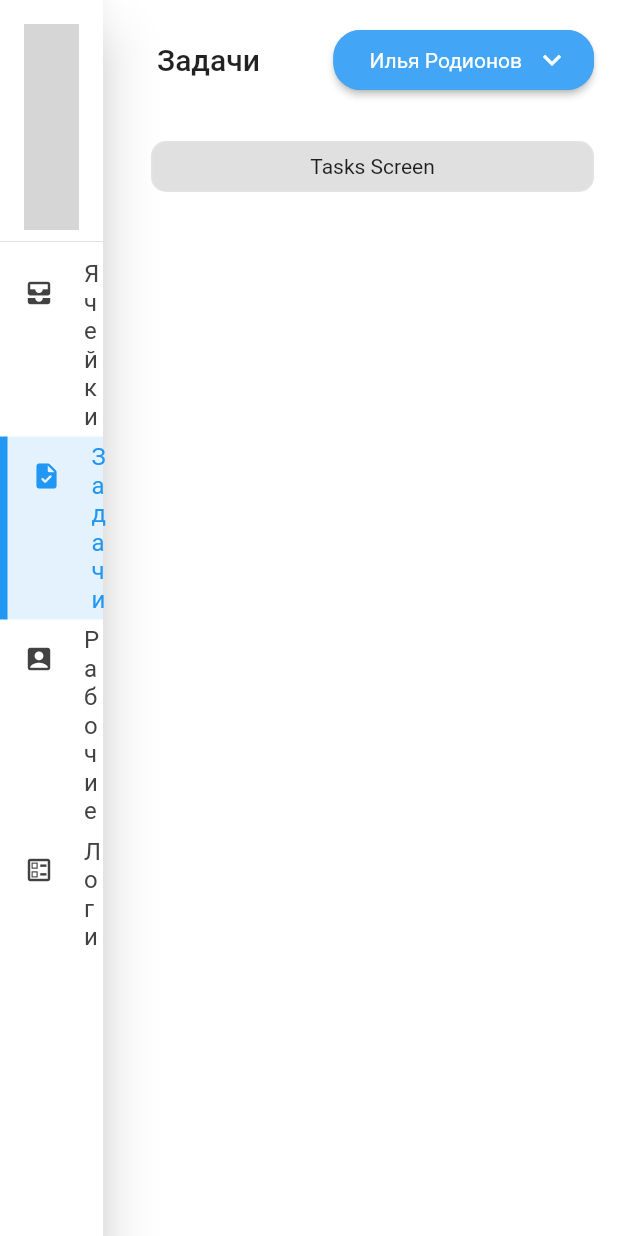
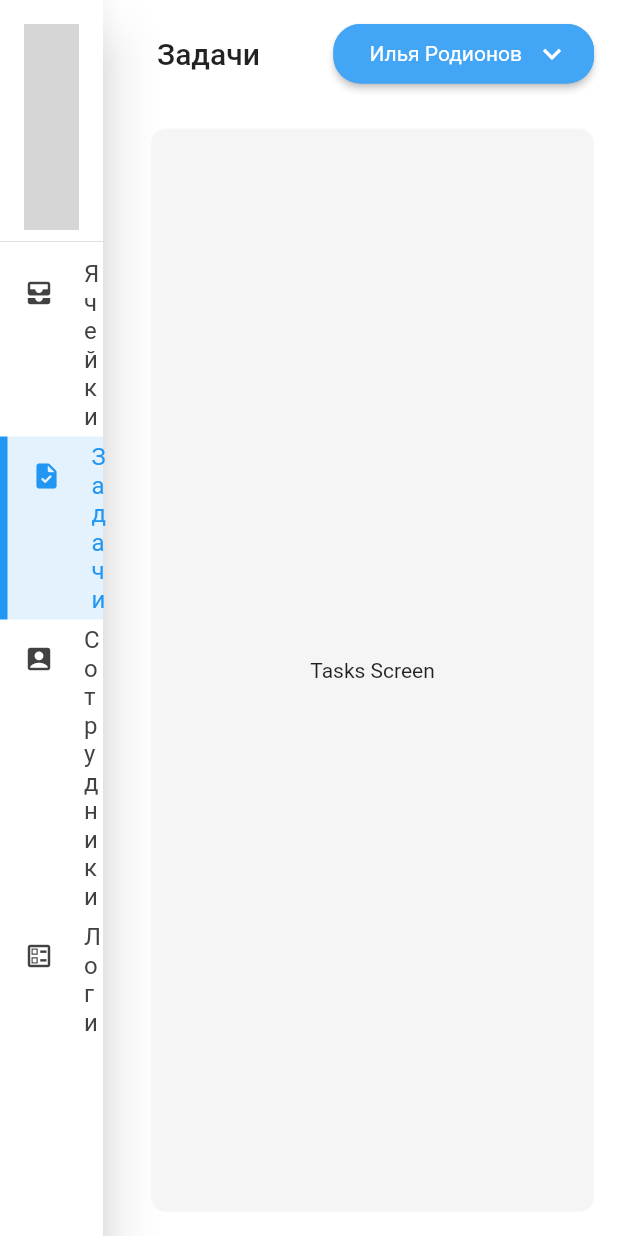
Before and after one commit to Rem-Coil-workshop/Client, a Flutter app: the screen it shows after launch, after a tap on "Задачи", on a phone screen of 412 x 824 dp. Run offline on Flutter 3.47's test engine with Material 2 defaults, Android fonts, the phone set to English and light mode, and no system bars; grey boxes are pictures that could not be loaded.

Commit message:
Добаивил попраивил расположение тела

```diff
--- a/lib/base/base_main_screen.dart
+++ b/lib/base/base_main_screen.dart
@@ -1,7 +1,7 @@
 import 'package:flutter/material.dart';
 import 'package:slot_service_app/base/widgets/header.dart';
 import 'package:slot_service_app/constants.dart';
-import 'package:slot_service_app/navigation/navigetion_widget.dart';
+import 'package:slot_service_app/navigation/navigation_widget.dart';
 
 abstract class BaseMainScreen extends StatelessWidget {
   final int screenIndex;
@@ -20,44 +20,43 @@ abstract class BaseMainScreen extends StatelessWidget {
   @override
   Widget build(BuildContext context) {
     return Scaffold(
-      drawer: NavigetionWidget(
+      drawer: NavigationWidget(
         selectedItem: screenIndex,
       ),
       body: Row(
         crossAxisAlignment: CrossAxisAlignment.start,
         children: <Widget>[
           Expanded(
-            child: NavigetionWidget(
+            child: NavigationWidget(
               selectedItem: screenIndex,
             ),
           ),
           Expanded(
             flex: 5,
-            child: SafeArea(
             child: Container(
               padding: EdgeInsets.all(defaultPadding),
               child: Column(
                 children: [
-                    Header(title: title),
-                    SizedBox(
-                      height: 30,
+                  Expanded(
+                    child: Header(title: title),
                   ),
-                    Container(
+                  Expanded(
+                    flex: 19,
+                    child: Container(
                         decoration: BoxDecoration(
-                        color: Colors.grey[300],
+                          color: Colors.grey[100],
                           borderRadius:
                               const BorderRadius.all(Radius.circular(10)),
                           border: Border.all(color: Colors.white10),
                         ),
-                      margin: EdgeInsets.only(left: defaultPadding),
+                        margin: EdgeInsets.only(left: defaultPadding, top: 30),
                         padding: EdgeInsets.symmetric(
                           horizontal: defaultPadding,
                           vertical: defaultPadding / 2,
                         ),
-                      child: getMainWidget(context),
+                        child: getMainWidget(context)),
                   ),
                 ],
-                ),
               ),
             ),
           ),
--- a/lib/navigation/navigetion_widget.dart
+++ b/lib/navigation/navigation_widget.dart
@@ -6,11 +6,11 @@ import 'package:slot_service_app/screens/employees_screen/employees_screen.dart'
 import 'package:slot_service_app/screens/logs_screen/logs_screen.dart';
 import 'package:slot_service_app/screens/tasks_screen/tasks_screen.dart';
 
-import 'models/navigetion_item_info.dart';
+import 'models/navigation_item_info.dart';
 
-class NavigetionWidget extends StatelessWidget {
+class NavigationWidget extends StatelessWidget {
   final int selectedItem;
-  static List<NavigationItemInfo> navigetionItems = [
+  static List<NavigationItemInfo> navigationItems = [
     NavigationItemInfo(
       icon: Icons.all_inbox,
       title: 'Ячейки',
@@ -23,7 +23,7 @@ class NavigetionWidget extends StatelessWidget {
     ),
     NavigationItemInfo(
       icon: Icons.account_box_rounded,
-      title: 'Рабочие',
+      title: 'Сотрудники',
       widget: EmployeesScreen(),
     ),
     NavigationItemInfo(
@@ -33,7 +33,7 @@ class NavigetionWidget extends StatelessWidget {
     ),
   ];
 
-  const NavigetionWidget({
+  const NavigationWidget({
     Key? key,
     required this.selectedItem,
   }) : super(key: key);
@@ -42,13 +42,13 @@ class NavigetionWidget extends StatelessWidget {
   Widget build(BuildContext context) {
     return Drawer(
       child: ListView.builder(
-        itemCount: navigetionItems.length + 1,
+        itemCount: navigationItems.length + 1,
         itemBuilder: (context, index) {
           if (index == 0)
             return NavigationLogoItem();
           else
             return NavigationItem(
-              item: navigetionItems[index - 1],
+              item: navigationItems[index - 1],
               isSelected: index == selectedItem,
             );
         },
--- a/lib/navigation/widgets/navigation_item.dart
+++ b/lib/navigation/widgets/navigation_item.dart
@@ -1,5 +1,5 @@
 import 'package:flutter/material.dart';
-import 'package:slot_service_app/navigation/models/navigetion_item_info.dart';
+import 'package:slot_service_app/navigation/models/navigation_item_info.dart';
 import 'package:slot_service_app/navigation/route_builder.dart';
 
 class NavigationItem extends StatelessWidget {
--- a/lib/screens/boxes_screen/boxes_screen.dart
+++ b/lib/screens/boxes_screen/boxes_screen.dart
@@ -3,7 +3,9 @@ import 'package:slot_service_app/base/base_main_screen.dart';
 
 class BoxesScreen extends BaseMainScreen {
   static const String route = '/boxes';
-  BoxesScreen({Key? key}) : super(key: key, screenIndex: 1, title: 'Доступные ячейки');
+
+  BoxesScreen({Key? key})
+      : super(key: key, screenIndex: 1, title: 'Доступные ячейки');
 
   @override
   String getRoute() {
@@ -13,7 +15,7 @@ class BoxesScreen extends BaseMainScreen {
   @override
   Widget getMainWidget(BuildContext context) {
     return Center(
-      child: Text('Boxes page'),
+        child: Text('Boxes page'),
     );
   }
 }
--- a/lib/screens/employees_screen/employees_screen.dart
+++ b/lib/screens/employees_screen/employees_screen.dart
@@ -4,7 +4,7 @@ import 'package:slot_service_app/base/base_main_screen.dart';
 class EmployeesScreen extends BaseMainScreen {
   static const String route = '/employees';
 
-  EmployeesScreen({Key? key}) : super(key: key, screenIndex: 3, title: 'Рабочие');
+  EmployeesScreen({Key? key}) : super(key: key, screenIndex: 3, title: 'Сотрудники');
 
   @override
   String getRoute() {
```
Also changed, not shown: lib/navigation/models/navigation_item_info.dart (renamed from lib/navigation/models/navigetion_item_info.dart). Lines whose indentation alone changed are shown as unchanged.
